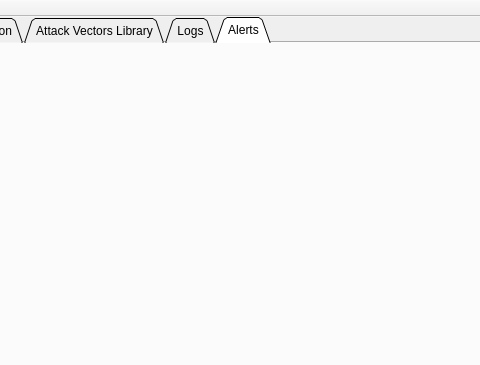
The window that DroneShark_Stand/DetectionStand/mainwindow.ui (t-walker-21/UAH-NGC-CUAS-Software) describes before a commit, drawn with Qt 5; both pictures show x 106 to 586 and y 0 to 365 of the 1150 by 742 pixel window.
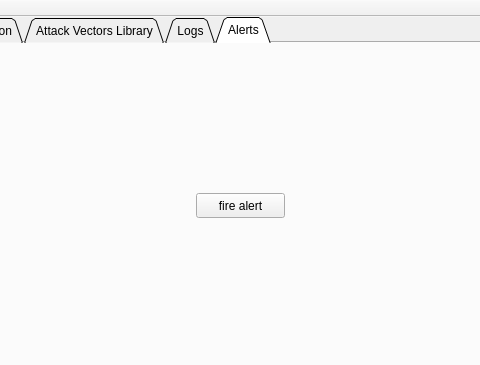
The same window after the commit. The open tabs and pages were chosen to show the change.

Commit message: added alert pop-up

```diff
--- a/DroneShark_Stand/DetectionStand/mainwindow.ui
+++ b/DroneShark_Stand/DetectionStand/mainwindow.ui
@@ -93,6 +93,19 @@
      <attribute name="title">
       <string>Alerts</string>
      </attribute>
+     <widget class="QPushButton" name="alert">
+      <property name="geometry">
+       <rect>
+        <x>300</x>
+        <y>150</y>
+        <width>89</width>
+        <height>25</height>
+       </rect>
+      </property>
+      <property name="text">
+       <string>fire alert</string>
+      </property>
+     </widget>
     </widget>
    </widget>
   </widget>
```
Left out of the diff: 2 changed lines with no effect on the pictures. The commit also changes 6 other files.
